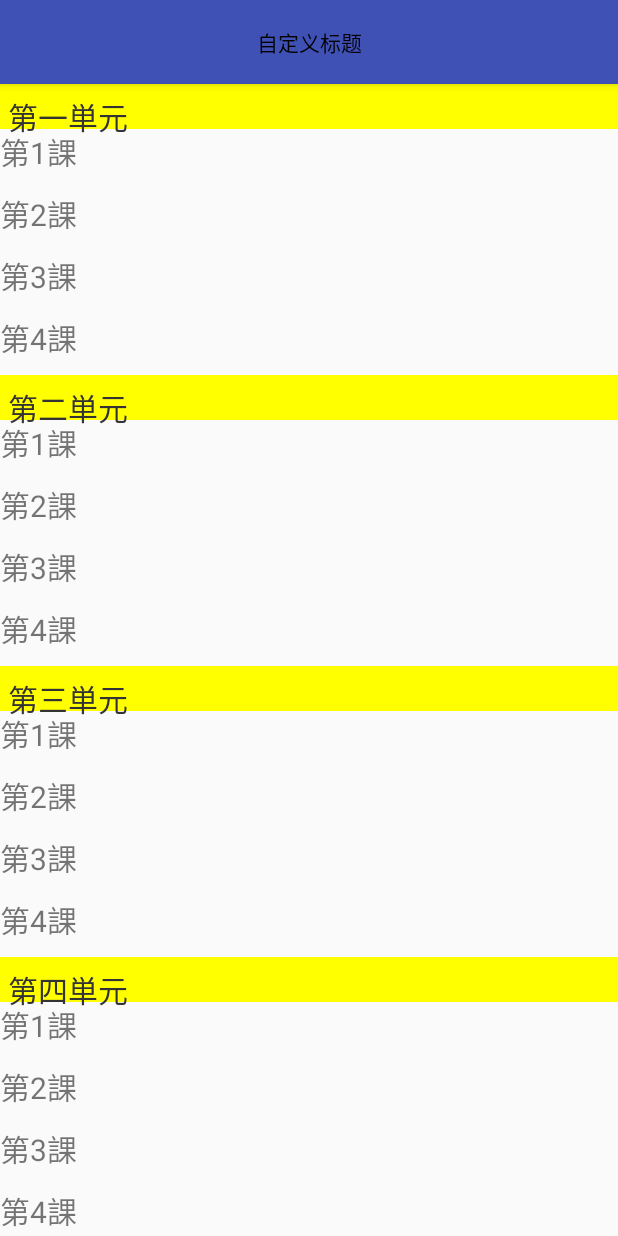
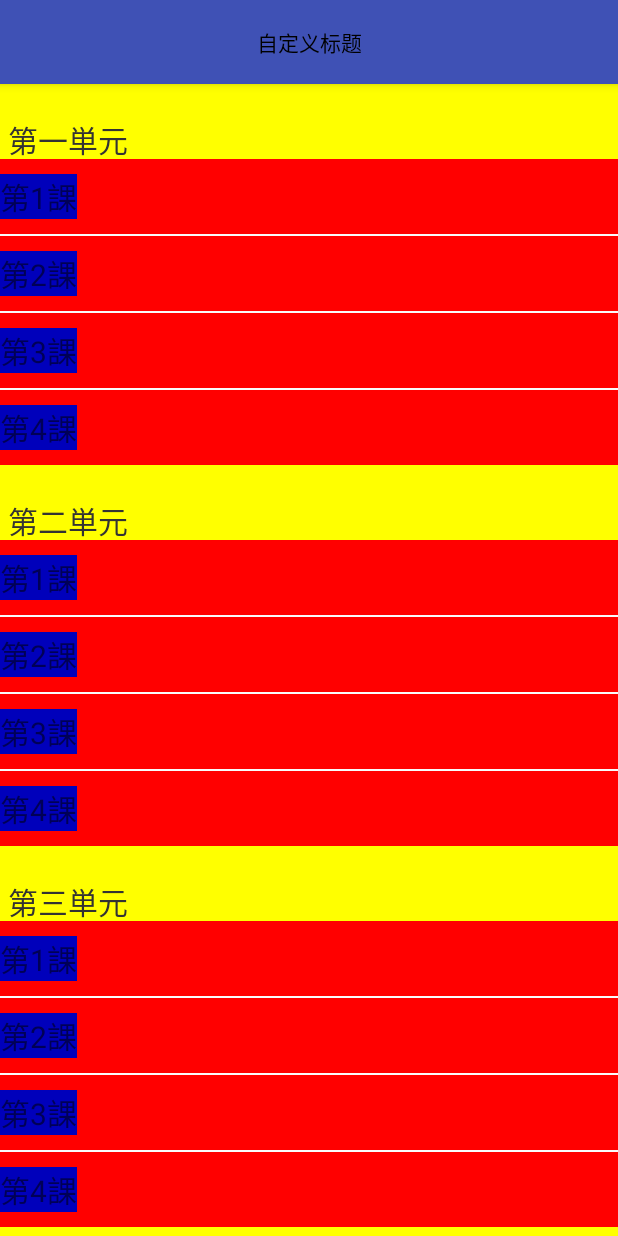
Before and after one commit to ipk2015/newBianJapanese, an Android app: the screen it shows after launch (MainActivity), on a phone screen of 412 x 824 dp. Run offline under Robolectric (Android 15) with nearby library versions, the phone set to English and light mode, and no system bars.

```diff
--- a/app/src/main/java/com/ipk/newbianjapanese/recyclerView_unit/UnitClassDecoration.java
+++ b/app/src/main/java/com/ipk/newbianjapanese/recyclerView_unit/UnitClassDecoration.java
@@ -15,7 +15,7 @@ public class UnitClassDecoration extends RecyclerView.ItemDecoration {
 
 
     private final int mFontColor;
-
+    private Paint.FontMetrics mFontMetrics;
     public interface SimpleClassInfoCallback {
         SimpleClassInfo getSimpleClassInfo(int position);
     }
@@ -43,6 +43,7 @@ public class UnitClassDecoration extends RecyclerView.ItemDecoration {
         mTextPaint = new Paint();
         mTextPaint.setColor(mFontColor);
         mTextPaint.setTextSize(mUnitTextSize);
+        mFontMetrics = mTextPaint.getFontMetrics();
     }
 
     @Override
@@ -50,10 +51,10 @@ public class UnitClassDecoration extends RecyclerView.ItemDecoration {
         super.getItemOffsets(outRect, view, parent, state);
         int position = parent.getChildAdapterPosition(view);
         int index = parent.indexOfChild(view);
-        //        Log.e("fyp-rect",position+"");
+
         if (null != mCallback) {
             SimpleClassInfo simpleClassInfo = mCallback.getSimpleClassInfo(position);
-            if (null != simpleClassInfo && (simpleClassInfo.isFirstClassInUnit() || index == 0)) {
+            if (null != simpleClassInfo && simpleClassInfo.isFirstClassInUnit()) {
                 outRect.top = (int) mHeaderHeight;
             } else {
                 outRect.top = (int) mDividerHeight;
@@ -107,7 +108,7 @@ public class UnitClassDecoration extends RecyclerView.ItemDecoration {
     private void drawHeader(Canvas c,int left,int top,int right,int bottom,SimpleClassInfo simpleClassInfo){
         c.drawRect(left, top, right, bottom, mPaint);
         float textX = left + mOffsetTextLeft;
-        float textY = bottom;
+        float textY = bottom - mFontMetrics.descent;
         c.drawText(simpleClassInfo.getUnitTitle(), textX, textY, mTextPaint);
     }
 }
--- a/app/src/main/res/layout/layout_class_title.xml
+++ b/app/src/main/res/layout/layout_class_title.xml
@@ -1,11 +1,14 @@
 <?xml version="1.0" encoding="utf-8"?>
 <LinearLayout xmlns:android="http://schemas.android.com/apk/res/android"
           android:layout_width="match_parent"
-          android:layout_height="40dp"
+          android:layout_height="50dp"
+          android:background="#ff0000"
+          android:gravity="center_vertical"
           android:id="@+id/linearLayout_classTitle">
     <TextView
         android:layout_width="wrap_content"
         android:layout_height="wrap_content"
+        android:background="#0000bb"
         android:textSize="20sp"
         android:id="@+id/textView_classTitle"/>
 </LinearLayout>
--- a/app/src/main/res/values/dimens.xml
+++ b/app/src/main/res/values/dimens.xml
@@ -1,7 +1,7 @@
 <?xml version="1.0" encoding="utf-8"?>
 <resources>
     <dimen name="border_unit_class">2px</dimen>
-    <dimen name="unit_title_height">30dp</dimen>
+    <dimen name="unit_title_height">50dp</dimen>
     <dimen name="unit_title_margin_left">5dp</dimen>
     <dimen name="unit_title_size">20sp</dimen>
 </resources>
```
Also changed, not shown: app/src/main/res/mipmap-hdpi/ic_launcher.png, app/src/main/res/mipmap-ldpi/ic_launcher.png (added), app/src/main/res/mipmap-mdpi/ic_launcher.png, app/src/main/res/mipmap-xhdpi/ic_launcher.png, app/src/main/res/mipmap-xxhdpi/ic_launcher.png, app/src/main/res/mipmap-xxxhdpi/ic_launcher.png.
